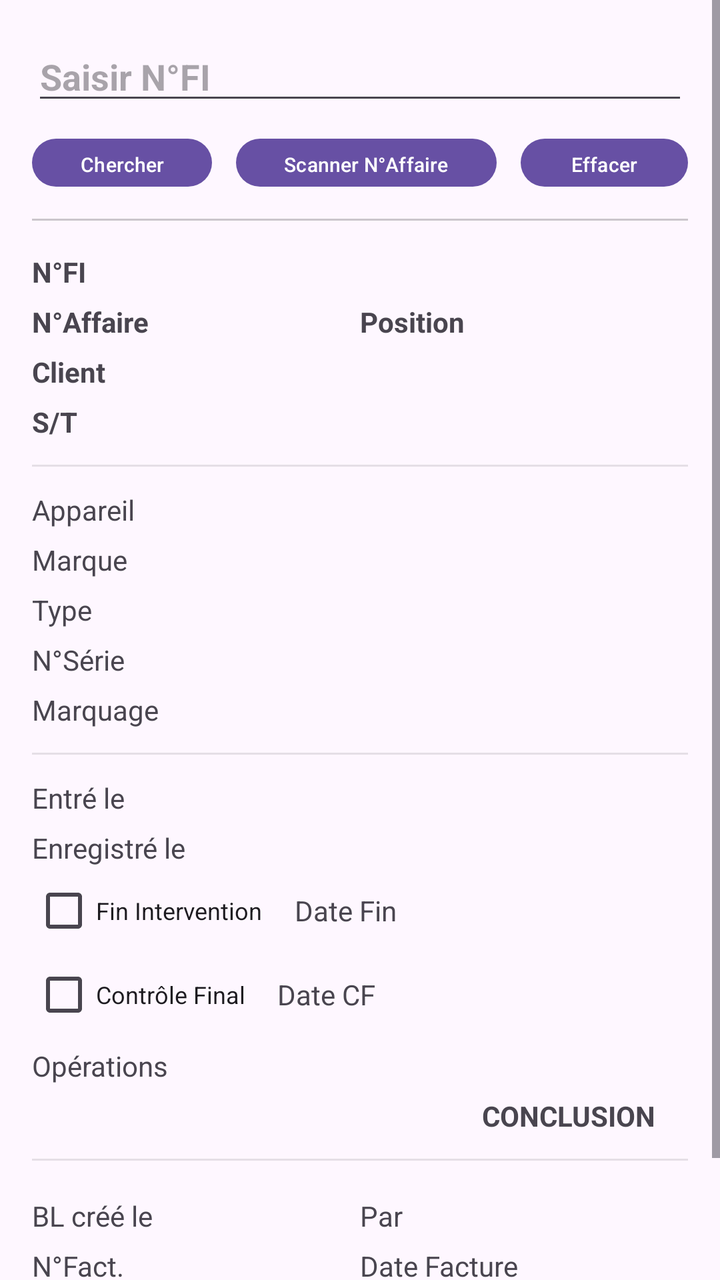
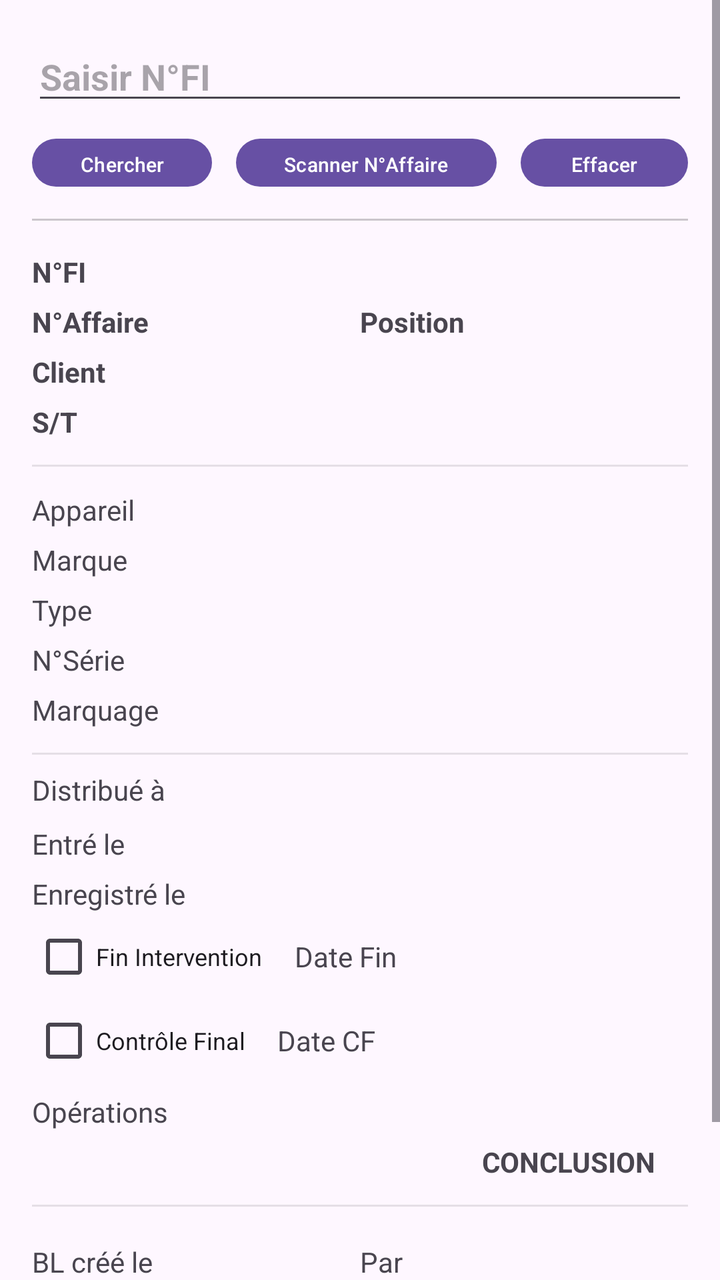

Compare the two renders of this Android layout. The source of the first and the diff that turns it into the second are given below.
<!-- AndroidManifest.xml: application theme Theme.QrLookup -->
<!-- res/layout/activity_main.xml -->
<?xml version="1.0" encoding="utf-8"?>
<ScrollView xmlns:android="http://schemas.android.com/apk/res/android"
    xmlns:app="http://schemas.android.com/apk/res-auto"
    android:layout_width="match_parent"
    android:layout_height="match_parent">

    <LinearLayout
        android:layout_width="match_parent"
        android:layout_height="wrap_content"
        android:orientation="vertical"
        android:padding="16dp">

        
        <EditText
            android:id="@+id/etSearch"
            android:layout_width="match_parent"
            android:layout_height="wrap_content"
            android:layout_marginBottom="0dp"
            android:hint="Saisir N°FI"
            android:inputType="text|textCapCharacters"
            android:maxLength="8"
            android:textStyle="bold" />

        <LinearLayout
            android:layout_width="match_parent"
            android:layout_height="wrap_content"
            android:layout_marginTop="12dp"
            android:gravity="center"
            android:orientation="horizontal">

            <Button
                android:id="@+id/btnSearch"
                android:layout_width="wrap_content"
                android:layout_height="24dp"
                android:insetTop="0dp"
                android:insetBottom="0dp"
                android:text="Chercher"
                android:textSize="10sp" />

            <Space
                android:layout_width="12dp"
                android:layout_height="0dp" />

            <Button
                android:id="@+id/btnScanFi"
                android:layout_width="wrap_content"
                android:layout_height="24dp"
                android:insetTop="0dp"
                android:insetBottom="0dp"
                android:text="Scanner N°Affaire"
                android:textSize="10dp"
                app:iconPadding="0dp" />

            <Space
                android:layout_width="12dp"
                android:layout_height="0dp" />

            <Button
                android:id="@+id/btnInit"
                android:layout_width="wrap_content"
                android:layout_height="24dp"
                android:insetTop="0dp"
                android:insetBottom="0dp"
                android:text="Effacer"
                android:textSize="10dp" />

        </LinearLayout>

        <View
            android:layout_width="match_parent"
            android:layout_height="1dp"
            android:layout_marginTop="16dp"
            android:background="#33000000" />

        
        <TextView
            android:id="@+id/tvNumFI"
            android:layout_width="match_parent"
            android:layout_height="wrap_content"
            android:layout_marginTop="16dp"
            android:text="N°FI"
            android:textStyle="bold" />

        <LinearLayout
            android:layout_width="match_parent"
            android:layout_height="wrap_content"
            android:layout_marginTop="6dp"
            android:orientation="horizontal">

            <TextView
                android:id="@+id/tvNumAff"
                android:layout_width="0dp"
                android:layout_height="wrap_content"
                android:layout_weight="1"
                android:text="N°Affaire"
                android:textStyle="bold" />

            <TextView
                android:id="@+id/tvPosit"
                android:layout_width="0dp"
                android:layout_height="wrap_content"
                android:layout_weight="1"
                android:text="Position"
                android:textStyle="bold" />
        </LinearLayout>

        <TextView
            android:id="@+id/tvClient"
            android:layout_width="match_parent"
            android:layout_height="wrap_content"
            android:layout_marginTop="6dp"
            android:clickable="true"
            android:focusable="true"
            android:text="Client"
            android:textStyle="bold" />

        <TextView
            android:id="@+id/tvST"
            android:layout_width="match_parent"
            android:layout_height="wrap_content"
            android:layout_marginTop="6dp"
            android:clickable="true"
            android:focusable="true"
            android:text="S/T"
            android:textStyle="bold" />

        <View
            android:layout_width="match_parent"
            android:layout_height="1dp"
            android:layout_marginTop="12dp"
            android:background="#19000000" />

        
        <TextView
            android:id="@+id/tvAppareil"
            android:layout_width="match_parent"
            android:layout_height="wrap_content"
            android:layout_marginTop="12dp"
            android:text="Appareil" />

        <TextView
            android:id="@+id/tvMarque"
            android:layout_width="match_parent"
            android:layout_height="wrap_content"
            android:layout_marginTop="6dp"
            android:text="Marque" />

        <TextView
            android:id="@+id/tvType"
            android:layout_width="match_parent"
            android:layout_height="wrap_content"
            android:layout_marginTop="6dp"
            android:text="Type" />

        <TextView
            android:id="@+id/tvSerie"
            android:layout_width="match_parent"
            android:layout_height="wrap_content"
            android:layout_marginTop="6dp"
            android:text="N°Série" />

        <TextView
            android:id="@+id/tvMarquage"
            android:layout_width="match_parent"
            android:layout_height="wrap_content"
            android:layout_marginTop="6dp"
            android:text="Marquage" />

        <View
            android:layout_width="match_parent"
            android:layout_height="1dp"
            android:layout_marginTop="12dp"
            android:background="#19000000" />

        
        <TextView
            android:id="@+id/tvDateEntre"
            android:layout_width="match_parent"
            android:layout_height="wrap_content"
            android:layout_marginTop="12dp"
            android:text="Entré le" />

        <TextView
            android:id="@+id/tvDateEnreg"
            android:layout_width="match_parent"
            android:layout_height="wrap_content"
            android:layout_marginTop="6dp"
            android:text="Enregistré le" />

        <LinearLayout
            android:layout_width="match_parent"
            android:layout_height="wrap_content"
            android:layout_marginTop="6dp"
            android:gravity="center_vertical"
            android:orientation="horizontal">

            <CheckBox
                android:id="@+id/chkFinterv"
                style="@style/CompactCheckBox"
                android:layout_width="wrap_content"
                android:layout_height="wrap_content"
                android:clickable="false"
                android:text="Fin Intervention" />

            <Space
                android:layout_width="16dp"
                android:layout_height="0dp" />

            <TextView
                android:id="@+id/tvDateFin"
                android:layout_width="wrap_content"
                android:layout_height="wrap_content"
                android:text="Date Fin" />
        </LinearLayout>

        <LinearLayout
            android:layout_width="match_parent"
            android:layout_height="wrap_content"
            android:layout_marginTop="10dp"
            android:gravity="center_vertical"
            android:orientation="horizontal">

            <CheckBox
                android:id="@+id/chkCF"
                style="@style/CompactCheckBox"
                android:layout_width="wrap_content"
                android:layout_height="wrap_content"
                android:clickable="false"
                android:text="Contrôle Final" />

            <Space
                android:layout_width="16dp"
                android:layout_height="0dp" />

            <TextView
                android:id="@+id/tvDateCF"
                android:layout_width="wrap_content"
                android:layout_height="wrap_content"
                android:text="Date CF" />
        </LinearLayout>

        <TextView
            android:id="@+id/tvOpReal"
            android:layout_width="239dp"
            android:layout_height="wrap_content"
            android:layout_marginTop="10dp"
            android:text="Opérations" />

        
        <LinearLayout
            android:layout_width="match_parent"
            android:layout_height="wrap_content"
            android:layout_marginTop="6dp"
            android:gravity="center_vertical"
            android:orientation="horizontal">

            
            <LinearLayout
                android:id="@+id/docsContainer"
                android:layout_width="0dp"
                android:layout_height="wrap_content"
                android:layout_marginEnd="8dp"
                android:layout_weight="1"
                android:gravity="left"
                android:orientation="horizontal" />

            <TextView
                android:id="@+id/tvConclusion"
                android:layout_width="wrap_content"
                android:layout_height="wrap_content"
                android:paddingLeft="16dp"
                android:paddingRight="16dp"
                android:text="CONCLUSION"
                android:textStyle="bold" />
        </LinearLayout>

        <View
            android:layout_width="match_parent"
            android:layout_height="1dp"
            android:layout_marginTop="12dp"
            android:background="#19000000" />

        
        <LinearLayout
            android:layout_width="match_parent"
            android:layout_height="wrap_content"
            android:layout_marginTop="12dp"
            android:orientation="horizontal">

            <LinearLayout
                android:id="@+id/BLContainer"
                android:layout_width="0dp"
                android:layout_height="wrap_content"
                android:layout_marginEnd="8dp"
                android:layout_weight="1"
                android:gravity="left"
                android:orientation="horizontal" />
            
            
            
            
            
            
            
            

            
            
            
            
            
            
            
            
        </LinearLayout>

        <LinearLayout
            android:layout_width="match_parent"
            android:layout_height="wrap_content"
            android:layout_marginTop="6dp"
            android:orientation="horizontal">

            <TextView
                android:id="@+id/tvDateCrea"
                android:layout_width="0dp"
                android:layout_height="wrap_content"
                android:layout_weight="1"
                android:ellipsize="end"
                android:maxLines="1"
                android:text="BL créé le" />

            <TextView
                android:id="@+id/tvPar"
                android:layout_width="0dp"
                android:layout_height="wrap_content"
                android:layout_weight="1"
                android:ellipsize="end"
                android:maxLines="1"
                android:text="Par" />
        </LinearLayout>

        <LinearLayout
            android:layout_width="match_parent"
            android:layout_height="wrap_content"
            android:layout_marginTop="6dp"
            android:orientation="horizontal">

            <TextView
                android:id="@+id/tvNumFact"
                android:layout_width="0dp"
                android:layout_height="wrap_content"
                android:layout_weight="1"
                android:ellipsize="end"
                android:maxLines="1"
                android:text="N°Fact." />

            <TextView
                android:id="@+id/tvDateFact"
                android:layout_width="0dp"
                android:layout_height="wrap_content"
                android:layout_weight="1"
                android:ellipsize="end"
                android:maxLines="1"
                android:text="Date Facture" />
        </LinearLayout>

        <View
            android:layout_width="match_parent"
            android:layout_height="1dp"
            android:layout_marginTop="12dp"
            android:background="#19000000" />

        
        <LinearLayout
            android:layout_width="match_parent"
            android:layout_height="wrap_content"
            android:layout_marginTop="12dp"
            android:gravity="center_vertical"
            android:orientation="horizontal">










            <TextView
                android:id="@+id/tvLblEmp"
                android:layout_width="wrap_content"
                android:layout_height="wrap_content"
                android:text="A12"
                android:padding="12dp"
                android:visibility="gone"
                android:background="@drawable/bg_button_like"
                android:textColor="@android:color/white"/>

            <TextView
                android:id="@+id/tvResult"
                android:layout_width="wrap_content"
                android:layout_height="wrap_content"
                android:background="#006400"
                android:paddingLeft="10dp"
                android:paddingRight="10dp"
                android:text=""
                android:textColor="#FFFFFF"
                android:textStyle="bold"
                android:visibility="gone" />
        </LinearLayout>

        <Space
            android:layout_width="match_parent"
            android:layout_height="24dp" />
    </LinearLayout>
</ScrollView>
<!-- resources referenced by this layout -->
<resources>
  <!-- drawable bg_button_like (drawable) -->
  <?xml version="1.0" encoding="utf-8"?>
  <shape xmlns:android="http://schemas.android.com/apk/res/android" android:shape="rectangle">
      <solid android:color="@color/BtnEmp"/>
      <corners android:radius="12dp"/>
      <padding
          android:left="12dp"
          android:top="8dp"
          android:right="12dp"
          android:bottom="8dp" />
  </shape>
  <style name="CompactCheckBox" parent="Widget.AppCompat.CompoundButton.CheckBox">
          <item name="android:minHeight">12dp</item>
          <item name="android:paddingTop">0dp</item>
          <item name="android:paddingBottom">0dp</item>
          <item name="android:textSize">12sp</item>
      </style>
  <style name="Theme.QrLookup" parent="Base.Theme.QrLookup" />
  <color name="BtnEmp">#347C8A</color>
  <style name="Base.Theme.QrLookup" parent="Theme.Material3.DayNight.NoActionBar">
          
          
      </style>
</resources>

<!-- the commit's change to res/layout/activity_main.xml (unified diff, before → after) -->
@@ -174,10 +174,16 @@
 
         
         <TextView
+            android:id="@+id/tvDistrib"
+            android:layout_width="match_parent"
+            android:layout_height="wrap_content"
+            android:layout_marginTop="8dp"
+            android:text="Distribué à" />
+        <TextView
             android:id="@+id/tvDateEntre"
             android:layout_width="match_parent"
             android:layout_height="wrap_content"
-            android:layout_marginTop="12dp"
+            android:layout_marginTop="8dp"
             android:text="Entré le" />
 
         <TextView
